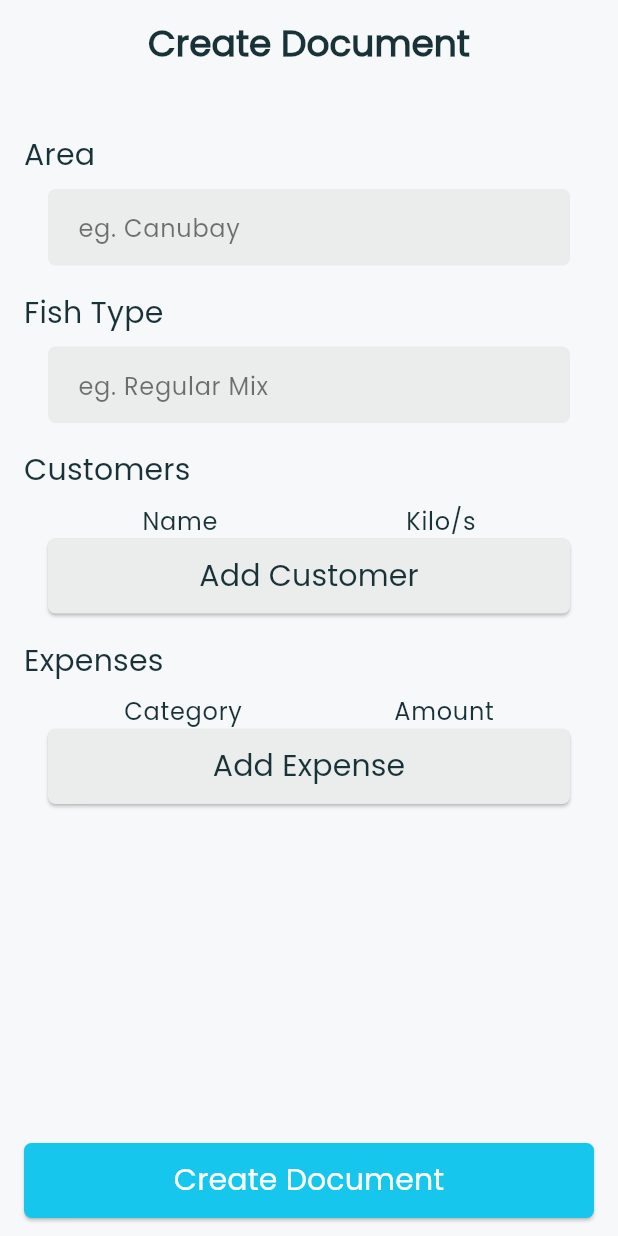
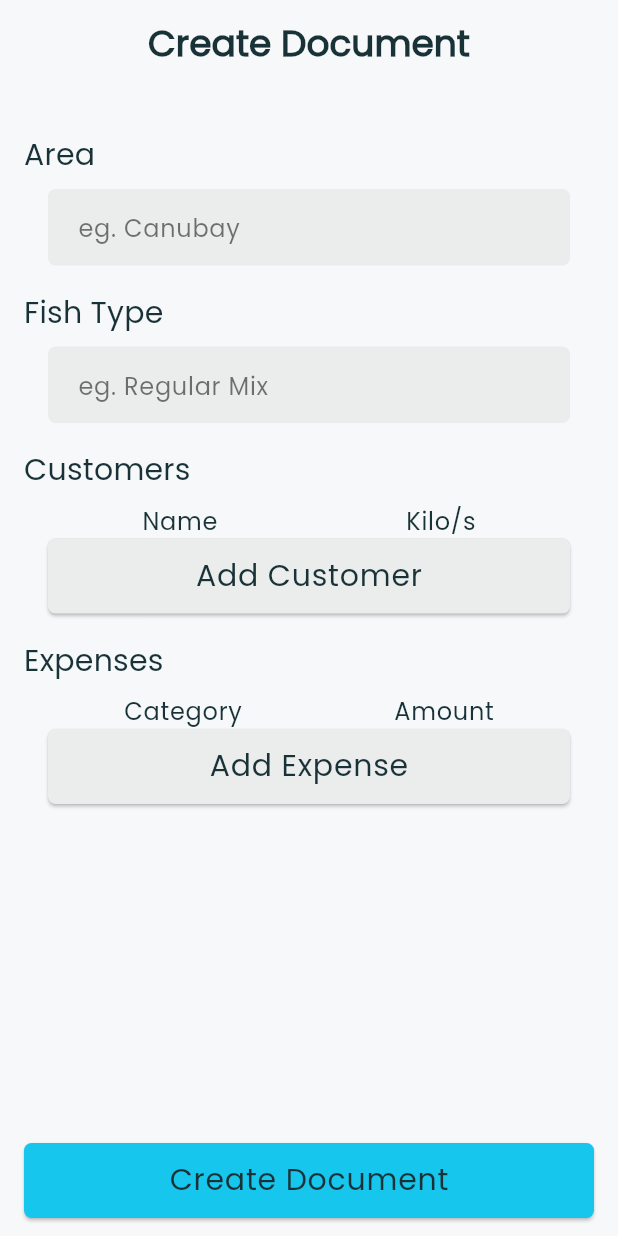
Before and after one commit to praxtermagsayo/Vessel-Vault, a Flutter app: the screen it shows once a user with an empty profile is signed in, item 2 of the bottom bar chosen, after a tap on "New Document", on a phone screen of 412 x 824 dp. Run offline on Flutter 3.47's test engine with Material 3 defaults, Android fonts, the phone set to English and light mode, and no system bars; our stand-ins replace cloud_firestore, connectivity_plus, firebase_auth, firebase_core, get, google_sign_in and 6 more; accounts and stored records are empty; network calls fail.

Commit message:
Modified some reusable widgets. Finalized the email verification process. Added the terms and condition feature. Optimized some UI bugs and glitches. HAMOL MURA MAG PROFESSIONAL

```diff
--- /dev/null
+++ b/lib/controller/data_controllers/auth_controller.dart
@@ -0,0 +1,49 @@
+import 'package:firebase_auth/firebase_auth.dart';
+import 'package:get/get.dart';
+import 'package:vessel_vault/features/authentication/login.dart';
+import 'package:vessel_vault/features/pages/checker/main_navigation.dart';
+import 'package:vessel_vault/utilities/popups/loaders.dart';
+
+class AuthController extends GetxController {
+  static AuthController get instance => Get.find();
+
+  final _auth = FirebaseAuth.instance;
+  late Rx<User?> firebaseUser;
+
+  @override
+  void onReady() {
+    firebaseUser = Rx<User?>(_auth.currentUser);
+    firebaseUser.bindStream(_auth.authStateChanges());
+    ever(firebaseUser, _setInitialScreen);
+    super.onReady();
+  }
+
+  _setInitialScreen(User? user) async {
+    if (user == null) {
+      Get.offAll(() => const Login());
+    } else {
+      await user.reload();
+      if (!user.emailVerified) {
+        await _auth.signOut();
+        VLoaders.errorSnackBar(
+          title: 'Email Not Verified',
+          message: 'Please verify your email before logging in.',
+        );
+        Get.offAll(() => const Login());
+      } else {
+        Get.offAll(() => const MainNavigation());
+      }
+    }
+  }
+
+  Future<void> signOut() async {
+    try {
+      await _auth.signOut();
+    } catch (e) {
+      VLoaders.errorSnackBar(
+        title: 'Error',
+        message: 'Failed to sign out. Please try again.',
+      );
+    }
+  }
+}
--- a/lib/features/authentication/auth.dart
+++ b/lib/features/authentication/auth.dart
@@ -1,31 +1,18 @@
-import 'package:firebase_auth/firebase_auth.dart';
 import 'package:flutter/material.dart';
 import 'package:get/get.dart';
 import 'package:vessel_vault/utilities/loaders/circular_loader.dart';
-import 'login.dart';
-import '../pages/checker/main_navigation.dart';
+import '../../controller/data_controllers/auth_controller.dart';
 
 class Auth extends StatelessWidget {
   const Auth({super.key});
 
   @override
   Widget build(BuildContext context) {
-    return Scaffold(
-      body: StreamBuilder<User?>(
-        stream: FirebaseAuth.instance.authStateChanges(),
-        builder: (context, snapshot) {
-          if (snapshot.connectionState == ConnectionState.waiting) {
-            return const VCircularLoader();
-          }
-          if (snapshot.hasData) {
-            WidgetsBinding.instance.addPostFrameCallback((_) {
-              Get.to(() => const MainNavigation());
-            });
-            return const SizedBox.shrink();
-          } else {
-            return const Login();
-          }
-        },
+    Get.put(AuthController());
+
+    return const Scaffold(
+      body: Center(
+        child: VCircularLoader()
       ),
     );
   }
--- a/lib/features/authentication/login.dart
+++ b/lib/features/authentication/login.dart
@@ -71,30 +71,41 @@ class Login extends StatelessWidget {
                       crossAxisAlignment: CrossAxisAlignment.center,
                       children: [
                         const Text('Don\'t have an account?'),
+                        mySize(0, 5, null),
                         TextButton(
+                          style: TextButton.styleFrom(
+                            padding: EdgeInsets.zero,
+                          ),
                           onPressed: () {
                             Get.to(() => const RegisterPage());
                           },
                           child: Text(
                             'Create an account',
-                            style: Theme.of(context).textTheme.bodyMedium,
+                            style: Theme.of(context)
+                                .textTheme
+                                .bodyMedium!
+                                .copyWith(
+                                  decoration: TextDecoration.underline,
+                                ),
                           ),
                         ),
                       ],
                     ),
-                    myButton(context, true, () {
-                      FireAuthServices.signIn(context, controller.email.text,
-                          controller.password.text);
+                    myButton(context: context, isPrimary: true, onTap: () async {
+                      await FireAuthServices.signIn(context,
+                          controller.email.text, controller.password.text);
                       controller.clearInputs();
-                    }, 'Login'),
+                    }, label: 'Login'),
                     mySize(10, 0, null),
-                    myButton(context, false, () {
+                    myButton(context: context, isPrimary: false, onTap: () {
                       Get.to(() => const ForgotPassword());
-                    }, 'Forgot Password'),
+                    }, label: 'Forgot Password'),
                     mySize(40, 0, null),
-                    myButton(context, false, () {
-                      Get.to(() => const RegisterPage());
-                    }, 'Login with Gmail'),
+                    const Text('OR'),
+                    mySize(40, 0, null),
+                    myButton(context: context, isPrimary: false, onTap: () async {
+                      await FireAuthServices.signInWithGoogle(context);
+                    }, label: 'Login with Gmail', image: 'assets/icon/google_logo.png'),
                   ],
                 ),
               ),
--- a/lib/features/pages/checker/documents.dart
+++ b/lib/features/pages/checker/documents.dart
@@ -37,8 +37,12 @@ class Documents extends StatelessWidget {
             ),
           ]),
         ],
-        child: myButton(context, true,
-            () => Get.to(() => const CreateDocument()), 'New Document'),
+        child: myButton(
+          context: context,
+          isPrimary: true,
+          onTap: () => Get.to(() => const CreateDocument()),
+          label: 'New Document',
+        ),
       ),
     );
   }
--- a/lib/features/pages/checker/home.dart
+++ b/lib/features/pages/checker/home.dart
@@ -1,6 +1,7 @@
 import 'package:flutter/material.dart';
 import 'package:get/get.dart';
 import 'package:vessel_vault/controller/data_controllers/fetch_data_controller.dart';
+import '../../../utilities/functions/fireauth_services.dart';
 import '../../../utilities/functions/reusable.dart';
 
 class Home extends StatefulWidget {
@@ -30,6 +31,14 @@ class _HomeState extends State<Home> {
             },
           ),
           myDoubleNav(context),
+          myButton(
+            context: context,
+            isPrimary: true,
+            onTap: () {
+              FireAuthServices.signOut(context);
+            },
+            label: 'temp',
+          ),
           mySection(
             context,
             'Recent Documents',
--- a/lib/features/pages/checker/subpages/func/create_document.dart
+++ b/lib/features/pages/checker/subpages/func/create_document.dart
@@ -115,10 +115,10 @@ class _CreateDocumentState extends State<CreateDocument> {
             },
           ),
           myButton(
-            context,
-            false,
-            () => controller.addCustomerDialog(context),
-            'Add Customer',
+            context: context,
+            isPrimary: false,
+            onTap: () => controller.addCustomerDialog(context),
+            label: 'Add Customer',
           ),
         ],
       ),
@@ -169,10 +169,10 @@ class _CreateDocumentState extends State<CreateDocument> {
             },
           ),
           myButton(
-            context,
-            false,
-            () => controller.addExpenseDialog(context),
-            'Add Expense',
+            context: context,
+            isPrimary: false,
+            onTap: () => controller.addExpenseDialog(context),
+            label: 'Add Expense',
           ),
         ],
       ),
@@ -247,7 +247,12 @@ class _CreateDocumentState extends State<CreateDocument> {
           _buildExpensesSection(),
           mySize(100, 0, null),
         ],
-        child: myButton(context, true, _handleSubmit, 'Create Document'),
+        child: myButton(
+          context: context,
+          isPrimary: true,
+          onTap: _handleSubmit,
+          label: 'Create Document',
+        ),
       ),
     );
   }
--- a/lib/main.dart
+++ b/lib/main.dart
@@ -1,8 +1,10 @@
 import 'package:firebase_core/firebase_core.dart';
 import 'package:flutter/material.dart';
+import 'package:get/get.dart';
 import 'package:provider/provider.dart';
 import 'package:vessel_vault/utilities/providers/theme_provider.dart';
 import 'app.dart';
+import 'controller/data_controllers/auth_controller.dart';
 import 'firebase_options.dart';
 
 void main() async {
@@ -10,6 +12,7 @@ void main() async {
   await Firebase.initializeApp(
     options: DefaultFirebaseOptions.currentPlatform,
   );
+  Get.put(AuthController());
   runApp(
     MultiProvider(
       providers: [
--- a/lib/utilities/functions/fireauth_services.dart
+++ b/lib/utilities/functions/fireauth_services.dart
@@ -18,8 +18,6 @@ class FireAuthServices {
           .signInWithEmailAndPassword(email: email.trim(), password: password);
       if (context.mounted) {
         Navigator.pop(context);
-        VLoaders.successSnackBar(
-            title: 'Logged In', message: 'Welcome ${email.trim()}');
       }
     } on FirebaseAuthException catch (e) {
       if (context.mounted) {
@@ -29,6 +27,7 @@ class FireAuthServices {
             message: _getReadableErrorMessage(e.code));
         debugPrint(e.code);
       }
+      debugPrint(e.code);
     }
   }
 
--- a/lib/utilities/functions/reusable.dart
+++ b/lib/utilities/functions/reusable.dart
@@ -118,10 +118,12 @@ TextButton myTextButton(
 }
 
 Widget myButton(
-  BuildContext context,
-  bool isPrimary,
-  VoidCallback onTap,
-  String label,
+  {required BuildContext context,
+  required bool isPrimary,
+  required VoidCallback onTap,
+  required String label,
+  IconData? icon,
+  String? image,}
 ) {
   return ElevatedButton(
     onPressed: onTap,
@@ -151,26 +153,32 @@ Widget myButton(
         borderRadius: BorderRadius.circular(5),
       ),
     ),
-    child: label != 'Logout'
-        ? Text(
-            label,
-            style: TextStyle(
-              fontSize: Theme.of(context).textTheme.labelMedium?.fontSize,
-            ),
-          )
-        : Row(
-            mainAxisAlignment: MainAxisAlignment.center,
-            children: [
-              const Icon(Icons.logout),
-              mySize(0, 10, null),
-              Text(
-                label,
-                style: TextStyle(
-                  fontSize: Theme.of(context).textTheme.labelMedium?.fontSize,
-                ),
-              ),
-            ],
-          ),
+    child:
+    icon != null || image != null ?
+    icon != null ? Row(mainAxisAlignment: MainAxisAlignment.center, children: [Icon(icon), mySize(0, 10, null), Text(label, style: Theme.of(context).textTheme.labelMedium)]) :
+    image != null ? Row(mainAxisAlignment: MainAxisAlignment.center, children: [mySize(30, 30, Image.asset(image)), mySize(0, 10, null), Text(label, style: Theme.of(context).textTheme.labelMedium)]) :
+    Text(label, style: Theme.of(context).textTheme.labelMedium) :
+    Text(label, style: Theme.of(context).textTheme.labelMedium),
+    // child: label != 'Logout'
+    //     ? Text(
+    //         label,
+    //         style: TextStyle(
+    //           fontSize: Theme.of(context).textTheme.labelMedium?.fontSize,
+    //         ),
+    //       )
+    //     : Row(
+    //         mainAxisAlignment: MainAxisAlignment.center,
+    //         children: [
+    //           const Icon(Icons.logout),
+    //           mySize(0, 10, null),
+    //           Text(
+    //             label,
+    //             style: TextStyle(
+    //               fontSize: Theme.of(context).textTheme.labelMedium?.fontSize,
+    //             ),
+    //           ),
+    //         ],
+    //       ),
   );
 }
 
--- a/lib/utilities/theme/themes.dart
+++ b/lib/utilities/theme/themes.dart
@@ -14,7 +14,9 @@ class Vtheme {
     brightness: Brightness.light,
     primaryColor: VColors.primary,
     scaffoldBackgroundColor: VColors.lightBackground,
-    textTheme: VTextTheme.lightTextTheme,
+    textTheme: VTextTheme.lightTextTheme.apply(
+      fontFamily: 'Poppins',
+    ),
     inputDecorationTheme: VInputDecoration.lightInputDecorationTheme,
     elevatedButtonTheme: VElevatedButtonTheme.lightElevatedButtonTheme,
     cardTheme: VCardTheme.lightCardTheme,
@@ -26,7 +28,9 @@ class Vtheme {
     brightness: Brightness.dark,
     primaryColor: VColors.primary,
     scaffoldBackgroundColor: VColors.darkBackground,
-    textTheme: VTextTheme.darkTextTheme,
+    textTheme: VTextTheme.darkTextTheme.apply(
+      fontFamily: 'Poppins',
+    ),
     inputDecorationTheme: VInputDecoration.darkInputDecorationTheme,
     elevatedButtonTheme: VElevatedButtonTheme.darkElevatedButtonTheme,
     cardTheme: VCardTheme.darkCardTheme,
--- a/pubspec.yaml
+++ b/pubspec.yaml
@@ -113,6 +113,7 @@ flutter:
     - family: Poppins
       fonts:
         - asset: assets/fonts/Poppins-Regular.ttf
+          weight: 400
   #   - family: Trajan Pro
   #     fonts:
   #       - asset: fonts/TrajanPro.ttf
```
Also changed, not shown: lib/controller/data_controllers/store_data_controller.dart (+14 -9 lines), lib/features/authentication/forgot_password.dart (+12 -7 lines), lib/features/authentication/register.dart (+12 -3 lines), lib/features/authentication/terms_conditions.dart (added, +83 -0 lines), lib/features/pages/checker/subpages/func/document_details.dart (+30 -25 lines), lib/features/pages/checker/subpages/settings.dart (+31 -9 lines).
